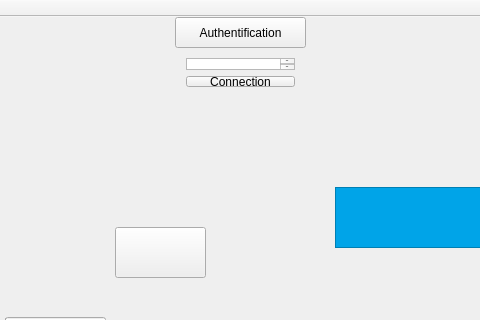
Old version of the form Projet_IHM/Automatique/mainwindow.ui in the repository qwendling/TPNote_IHM; both pictures show x 445 to 925 and y 0 to 320 of the 1499 by 584 pixel window.
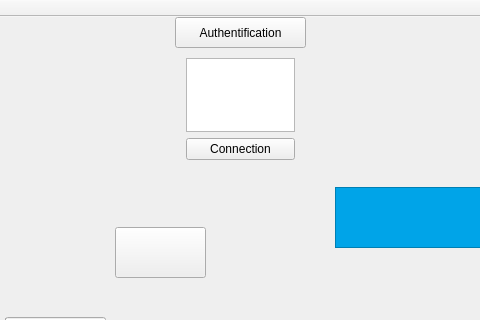
New version of the form. Icons and pictures are not drawn.

Commit message: SIgnaux lumineux vannes

```diff
--- a/Projet_IHM/Automatique/mainwindow.ui
+++ b/Projet_IHM/Automatique/mainwindow.ui
@@ -730,7 +730,7 @@
         <x>620</x>
         <y>30</y>
         <width>131</width>
-        <height>51</height>
+        <height>124</height>
        </rect>
       </property>
       <layout class="QVBoxLayout" name="Mdp">
```
Left out of the diff: 9 changed lines with no effect on the pictures. The commit also changes 1 other file.
